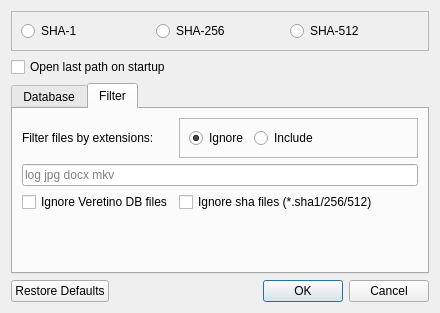
Before: the Qt Designer form src/settingsdialog.ui in artemvlas/veretino, drawn with Qt 5.
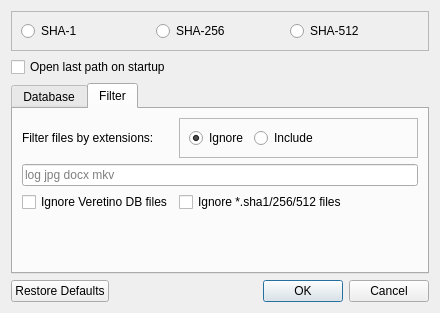
After: the same form once the commit is applied. The open tabs and pages were chosen to show the change.

Patch:
```diff
--- a/src/settingsdialog.ui
+++ b/src/settingsdialog.ui
@@ -180,7 +180,7 @@
           <string>Exclude the summary files from the filelist</string>
          </property>
          <property name="text">
-          <string>Ignore sha files (*.sha1/256/512)</string>
+          <string>Ignore *.sha1/256/512 files</string>
          </property>
         </widget>
        </item>
```
